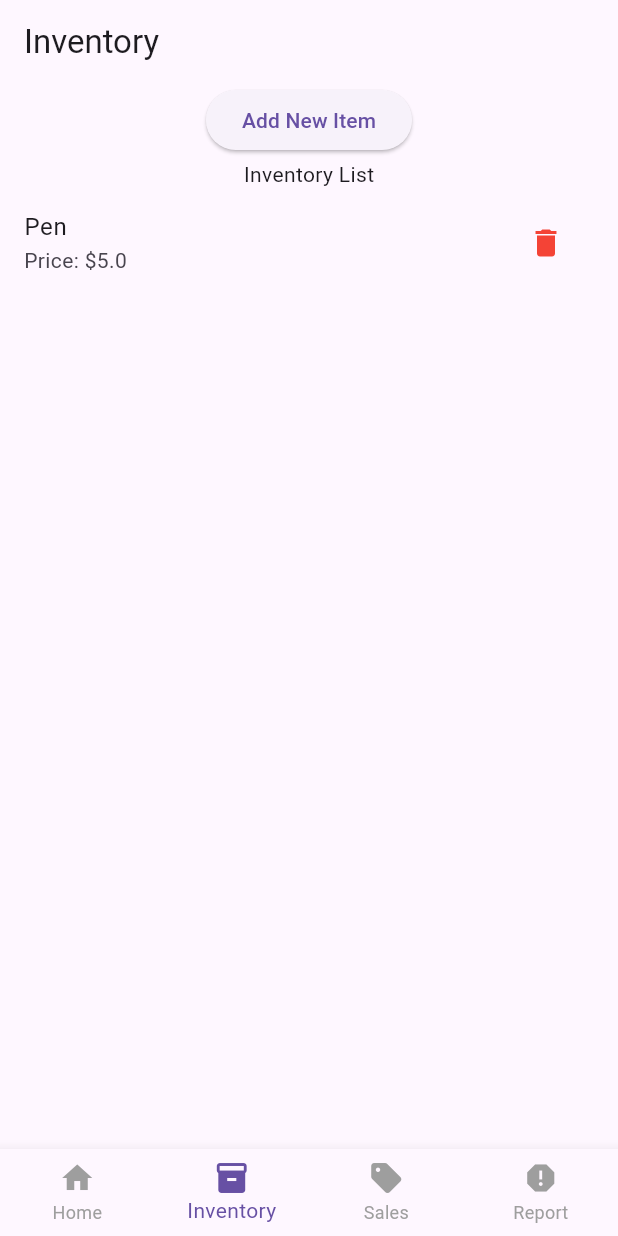
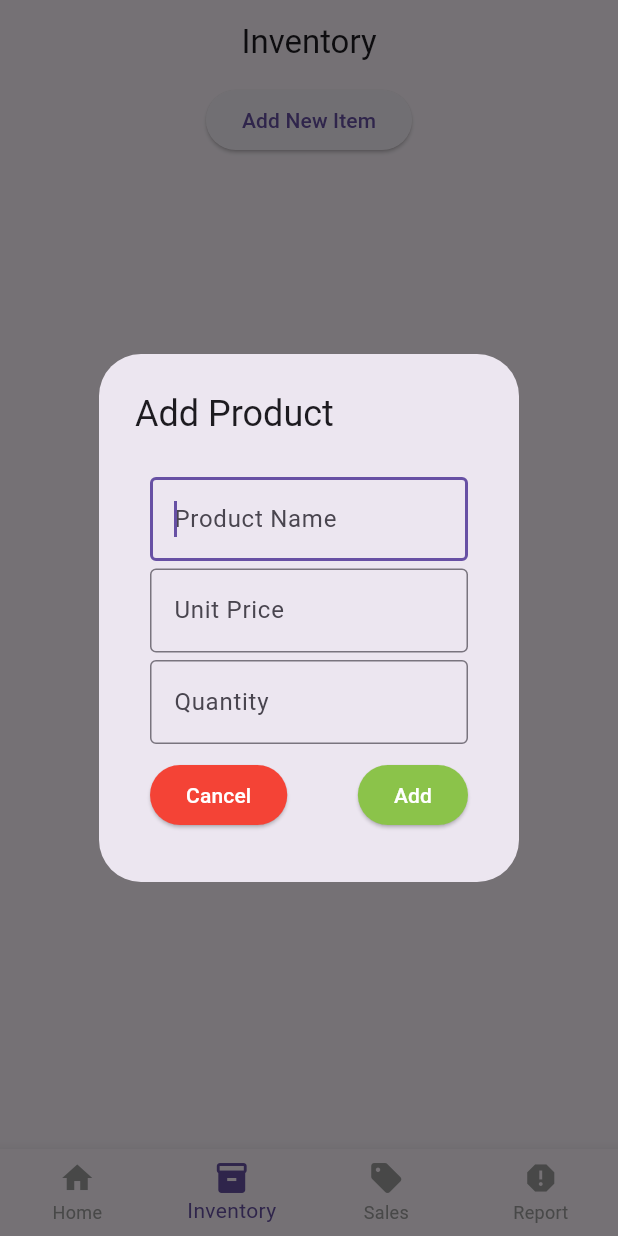
Before and after one commit to mehedienf/AmarDokan-flutter-project-for-university-course, a Flutter app: the screen it shows after launch, item 2 of the bottom bar chosen, after a tap on "Add New Item", on a phone screen of 412 x 824 dp. Run offline on Flutter 3.47's test engine with Material 3 defaults, Android fonts, the phone set to English and light mode, and no system bars.

Commit message:
add product, snackbar, etc on inventory page

```diff
--- a/lib/models/product_model.dart
+++ b/lib/models/product_model.dart
@@ -1,6 +1,7 @@
 class Product {
   final String name;
-  final double price;
+  final double? price;
+  final int? quantity;
 
-  Product({required this.name, required this.price});
+  Product({required this.name, required this.price, required this.quantity});
 }
--- a/lib/screens/home_screen.dart
+++ b/lib/screens/home_screen.dart
@@ -30,7 +30,7 @@ class _HomeScreenState extends State<HomeScreen> {
   @override
   Widget build(BuildContext context) {
     return Scaffold(
-      appBar: AppBar(title: Text(_titles[_currentIndex])),
+      appBar: AppBar(title: Text(_titles[_currentIndex], style: TextStyle(fontSize: 22)), centerTitle: true),
       body: _pages[_currentIndex],
       // bottomNavigationBar: MyBottomNavBar(currentIndex: _currentIndex, onTap: (i) => setState(() => _currentIndex = i),),
       bottomNavigationBar: BottomNavigationBar(
--- a/lib/screens/inventory_screen.dart
+++ b/lib/screens/inventory_screen.dart
@@ -6,9 +6,20 @@ import 'package:provider/provider.dart';
 class InventoryScreen extends StatelessWidget {
   const InventoryScreen({super.key});
 
-  // Custom Delete Alert Dialog
-  dynamic myDeleteAlertDialog(context, title, content, index) {
-    return showDialog(
+  // snackbar
+  void _showSnackBar(BuildContext context, String message, Color? color) {
+    ScaffoldMessenger.of(context).showSnackBar(
+      SnackBar(
+        content: Text(message),
+        duration: Duration(seconds: 2),
+        backgroundColor: color,
+      ),
+    );
+  }
+
+  // Delete Alert Dialog
+  void _showDeleteAlertDialog(BuildContext context,String title,String content, int index) {
+    showDialog(
       context: context,
       builder: (BuildContext context) {
         return Expanded(
@@ -29,6 +40,7 @@ class InventoryScreen extends StatelessWidget {
                     listen: false,
                   ).removeProduct(index);
                   Navigator.of(context).pop();
+                  _showSnackBar(context, 'Product deleted successfully!', Colors.green);
                 },
                 child: Text('Yes'),
               ),
@@ -39,25 +51,136 @@ class InventoryScreen extends StatelessWidget {
     );
   }
 
+  // Add Product Dialog
+  void _showAddProductDialog(BuildContext context) {
+    final nameController = TextEditingController();
+    final priceController = TextEditingController();
+    final quantityController = TextEditingController();
+
+    showDialog(
+      context: context,
+      builder: (BuildContext context) {
+        return Expanded(
+          child: AlertDialog(
+            title: Text('Add Product'),
+            content: Padding(
+              padding: EdgeInsetsGeometry.all(10),
+              child: Column(
+                mainAxisSize: .min,
+                children: [
+                  TextField(
+                    controller: nameController,
+                    autofocus: true,
+                    textInputAction: TextInputAction.next,
+                    decoration: InputDecoration(
+                      hintText: 'Product Name',
+                      border: OutlineInputBorder(),
+                    ),
+                  ),
+                  SizedBox(height: 5),
+                  TextField(
+                    controller: priceController,
+                    autofocus: true,
+                    keyboardType: TextInputType.number,
+                    textInputAction: TextInputAction.next,
+                    decoration: InputDecoration(
+                      hintText: 'Unit Price',
+                      border: OutlineInputBorder(),
+                    ),
+                  ),
+                  SizedBox(height: 5),
+                  TextField(
+                    controller: quantityController,
+                    autofocus: true,
+                    keyboardType: TextInputType.number,
+                    textInputAction: TextInputAction.next,
+                    decoration: InputDecoration(
+                      // hintText: 'Quantity',
+                      labelText: 'Quantity',
+                      border: OutlineInputBorder(),
+                    ),
+                  ),
+                  SizedBox(height: 10),
+                  Row(
+                    mainAxisAlignment: .spaceBetween,
+                    children: [
+                      ElevatedButton(
+                        style: ElevatedButton.styleFrom(
+                          foregroundColor: Colors.white,
+                          backgroundColor: Colors.red,
+                        ),
+                        onPressed: () {
+                          Navigator.of(context).pop();
+                        },
+                        child: Text('Cancel'),
+                      ),
+                      ElevatedButton(
+                        style: ElevatedButton.styleFrom(
+                          foregroundColor: Colors.white,
+                          backgroundColor: Colors.lightGreen,
+                        ),
+                        onPressed: () {
+                          final name = nameController.text.trim();
+                          final priceText = priceController.text.trim();
+                          final price = double.tryParse(priceText);
+                          final quantityText = quantityController.text.trim();
+                          final quantity = int.tryParse(quantityText);
+
+                          if (name != '' && price != null && quantity != null) {
+                            Provider.of<ProductProvider>(
+                              context,
+                              listen: false,
+                            ).addProduct(
+                              Product(
+                                name: name,
+                                price: price,
+                                quantity: quantity,
+                              ),
+                            );
+                            Navigator.of(context).pop();
+                            _showSnackBar(context, 'Product added successfully!', Colors.green);
+                          }
+                          else
+                          {
+                            _showSnackBar(context, 'Fill the correct informations', Colors.red);
+                          }
+                        },
+                        child: Text('Add'),
+                      ),
+                    ],
+                  ),
+                ],
+              ),
+            ),
+          ),
+        );
+      },
+    );
+  }
+
   @override
   Widget build(BuildContext context) {
     return Column(
-      mainAxisAlignment: MainAxisAlignment.center,
+      mainAxisAlignment: .center,
       children: [
         ElevatedButton(
+          // onPressed: () {
+          //   Provider.of<ProductProvider>(
+          //     context,
+          //     listen: false,
+          //   ).addProduct(Product(name: 'Pen', price: 5, quantity: 10));
+          // },
           onPressed: () {
-            Provider.of<ProductProvider>(
-              context,
-              listen: false,
-            ).addProduct(Product(name: 'Pen', price: 5));
+            _showAddProductDialog(context);
           },
+
           child: Text('Add New Item'),
         ),
         SizedBox(height: 2),
         Expanded(
           child: Column(
             children: [
-              Text('Inventory List'),
+              // Text('Inventory List'),
               Consumer<ProductProvider>(
                 builder: (context, provider, child) {
                   return Expanded(
@@ -66,13 +189,25 @@ class InventoryScreen extends StatelessWidget {
                       itemBuilder: (context, index) {
                         final product = provider.products[index];
                         return GestureDetector(
-                          onTap: () => myDeleteAlertDialog(context, 'Delete', 'Are you sure?', index), // net to configure this to show a confirmation dialog before deletion
+                          onTap: () => _showDeleteAlertDialog(
+                            context,
+                            'Delete',
+                            'Are you sure?',
+                            index,
+                          ), // net to configure this to show a confirmation dialog before deletion
                           child: ListTile(
                             title: Text(product.name),
-                            subtitle: Text('Price: \$${product.price}'),
+                            subtitle: Text(
+                              'Price: \$${product.price}, Quantity: ${product.quantity}',
+                            ),
                             trailing: IconButton(
                               onPressed: () {
-                                myDeleteAlertDialog(context, 'Delete', 'Are you sure?', index);
+                                _showDeleteAlertDialog(
+                                  context,
+                                  'Delete',
+                                  'Are you sure?',
+                                  index,
+                                );
                               },
                               icon: Icon(Icons.delete, color: Colors.red),
                             ),
```
Also changed, not shown: flutter_01.png (added), 1 other file.
